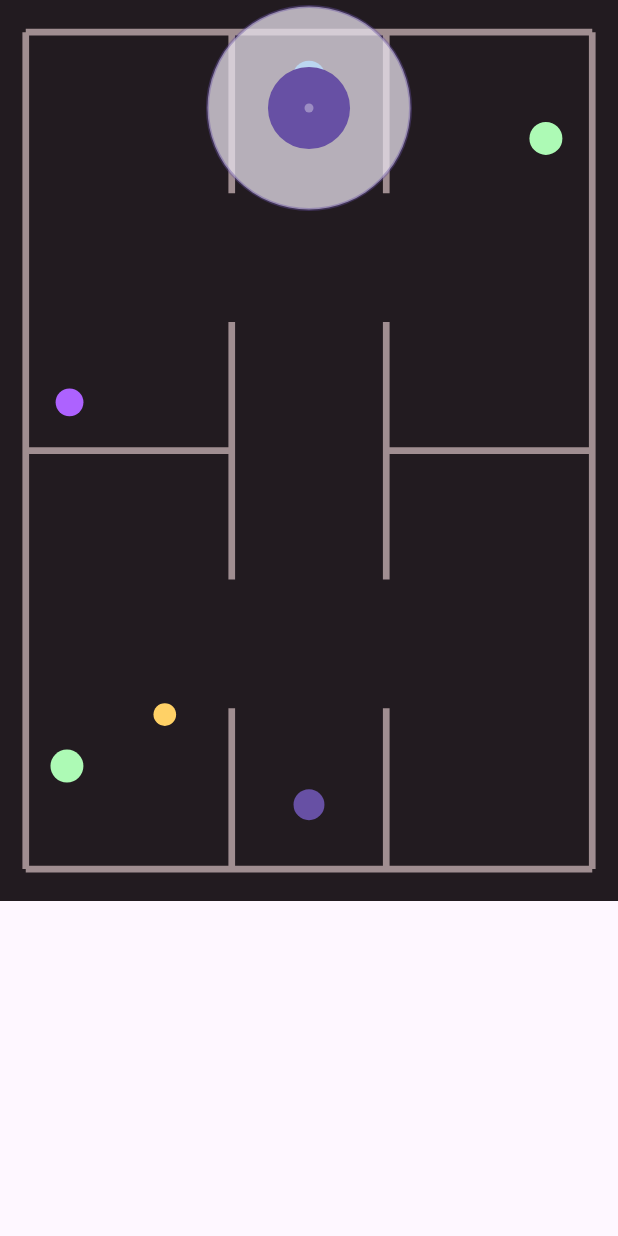
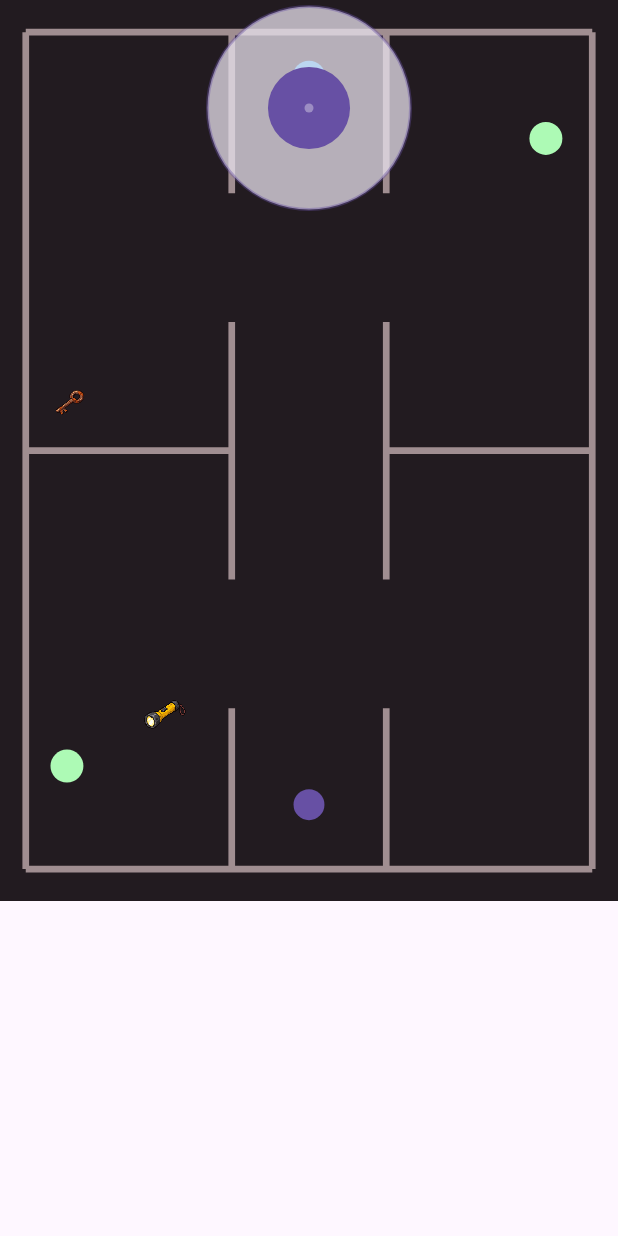
Before and after one commit to Alexeidgo/ProyectoFinal_JuegoAndroid_EscapeRoom, an Android app built with Jetpack Compose: the composable GameScreen shown on its own in the app's theme, after a tap on "Jugar sin usuario", on a phone screen of 412 x 824 dp. Run offline under Robolectric (Android 15) with nearby library versions, the phone set to English and light mode, and no system bars; our stand-ins replace Firebase (no records; nobody signed in at launch, a user with empty details on screens opened directly).

Commit message:
Reemplaza objetos coleccionables por imagenes pixel art

```diff
--- a/app/src/main/java/mx/unam/room404escape/ui/GameScreen.kt
+++ b/app/src/main/java/mx/unam/room404escape/ui/GameScreen.kt
@@ -41,6 +41,13 @@ import androidx.compose.ui.unit.dp
 import android.util.Log
 import mx.unam.room404escape.data.Partida
 import mx.unam.room404escape.data.PartidasFirebaseRepository
+import mx.unam.room404escape.R
+import androidx.compose.ui.graphics.ImageBitmap
+import androidx.compose.ui.graphics.FilterQuality
+import androidx.compose.ui.res.imageResource
+import androidx.compose.ui.unit.IntOffset
+import androidx.compose.ui.unit.IntSize
+import kotlin.math.roundToInt
 
 private const val MAP_WIDTH = 12f
 private const val MAP_HEIGHT = 17.5f
@@ -972,6 +979,16 @@ fun GameScreen(onBack: () -> Unit) {
     )
 
     val playerColor = MaterialTheme.colorScheme.primary
+    val spriteLinterna = ImageBitmap.imageResource(R.drawable.linterna)
+    val spritesObjetos = listOf(
+        ImageBitmap.imageResource(R.drawable.llave),
+        ImageBitmap.imageResource(R.drawable.bateria),
+        ImageBitmap.imageResource(R.drawable.nota),
+        ImageBitmap.imageResource(R.drawable.engranaje),
+        ImageBitmap.imageResource(R.drawable.destornillador),
+        ImageBitmap.imageResource(R.drawable.tarjeta),
+        ImageBitmap.imageResource(R.drawable.fusible)
+    )
     val nearFinalDoor = doorways.any {
         it.kind == PortalKind.FINAL_ACCESS &&
             isNear(Offset(playerX, playerY), it.position, 1.7f)
@@ -999,14 +1016,58 @@ fun GameScreen(onBack: () -> Unit) {
             if (room == Room.FINAL_UPPER) {
                 drawCircle(Color(0xFFFF7B22), 0.32f * unit, finalMarker * unit)
             }
+
             collectibles.forEach { item ->
-                if (item.room == room && (collectedMask and (1 shl item.id)) == 0) {
-                    drawCircle(Color(0xFFAD62FF), 0.27f * unit, item.position * unit)
+                if (item.room == room &&
+                    (collectedMask and (1 shl item.id)) == 0
+                ) {
+                    val imagen = spritesObjetos[item.id]
+                    val centro = item.position * unit
+
+                    val ancho = (0.85f * unit)
+                        .roundToInt()
+                        .coerceAtLeast(1)
+
+                    val alto = (
+                            ancho * imagen.height.toFloat() /
+                                    imagen.width
+                            ).roundToInt().coerceAtLeast(1)
+
+                    drawImage(
+                        image = imagen,
+                        dstOffset = IntOffset(
+                            (centro.x - ancho / 2f).roundToInt(),
+                            (centro.y - alto / 2f).roundToInt()
+                        ),
+                        dstSize = IntSize(ancho, alto),
+                        filterQuality = FilterQuality.None
+                    )
                 }
             }
+
+
             if (room == Room.MAIN && !hasFlashlight) {
-                drawCircle(Color(0xFFFFD166), 0.22f * unit, flashlight * unit)
+                val centro = flashlight * unit
+
+                val ancho = (0.9f * unit).roundToInt()
+                    .coerceAtLeast(1)
+
+                val alto = (
+                        ancho * spriteLinterna.height.toFloat() /
+                                spriteLinterna.width
+                        ).roundToInt().coerceAtLeast(1)
+
+                drawImage(
+                    image = spriteLinterna,
+                    dstOffset = IntOffset(
+                        (centro.x - ancho / 2f).roundToInt(),
+                        (centro.y - alto / 2f).roundToInt()
+                    ),
+                    dstSize = IntSize(ancho, alto),
+                    filterQuality = FilterQuality.None
+                )
             }
+
             if (room == monsterRoom) {
                 val halfSize = PLAYER_RADIUS * unit
                 drawRect(
```
Also changed, not shown: app/src/main/res/drawable-nodpi/bateria.png (added), app/src/main/res/drawable-nodpi/destornillador.png (added), app/src/main/res/drawable-nodpi/engranaje.png (added), app/src/main/res/drawable-nodpi/fusible.png (added), app/src/main/res/drawable-nodpi/linterna.png (added), app/src/main/res/drawable-nodpi/llave.png (added), app/src/main/res/drawable-nodpi/nota.png (added), app/src/main/res/drawable-nodpi/tarjeta.png (added).
